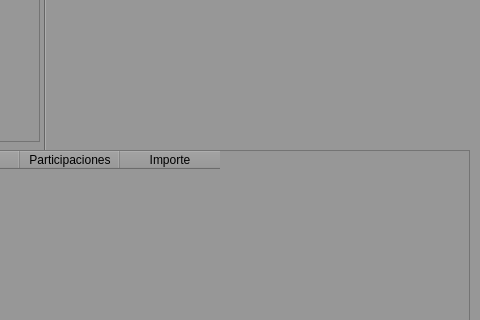
Old version of the form src/GUI/PrincipalUsuario.ui in the repository jesusramondovale/IngenicaSTS; both pictures show x 901 to 1381 and y 270 to 590 of the 1381 by 724 pixel window.
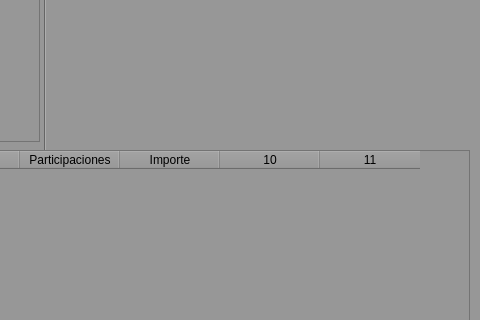
New version of the form. Icons and pictures are not drawn.

```diff
--- a/src/GUI/PrincipalUsuario.ui
+++ b/src/GUI/PrincipalUsuario.ui
@@ -1120,7 +1120,7 @@
       <enum>Qt::ScrollBarAlwaysOff</enum>
      </property>
      <property name="columnCount">
-      <number>9</number>
+      <number>11</number>
      </property>
      <attribute name="verticalHeaderVisible">
       <bool>false</bool>
@@ -1170,6 +1170,8 @@
        <string>Importe</string>
       </property>
      </column>
+     <column/>
+     <column/>
     </widget>
     <widget class="QLabel" name="labelUsuarioReal">
      <property name="geometry">
```
